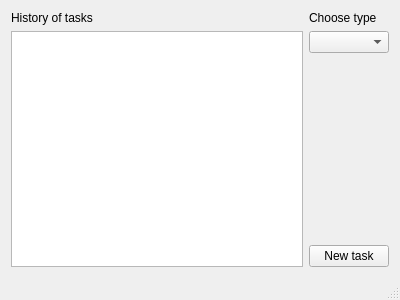
Old version of the form mainwindow.ui in the repository idmit/solver.
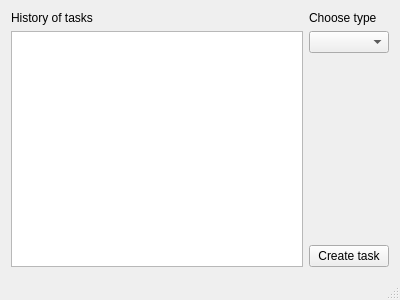
New version of the form.

Commit message: made ui more informative

```diff
--- a/mainwindow.ui
+++ b/mainwindow.ui
@@ -57,7 +57,7 @@
       <item>
        <widget class="QPushButton" name="newTaskButton">
         <property name="text">
-         <string>New task</string>
+         <string>Create task</string>
         </property>
        </widget>
       </item>
```
The commit also changes 1 other file.
